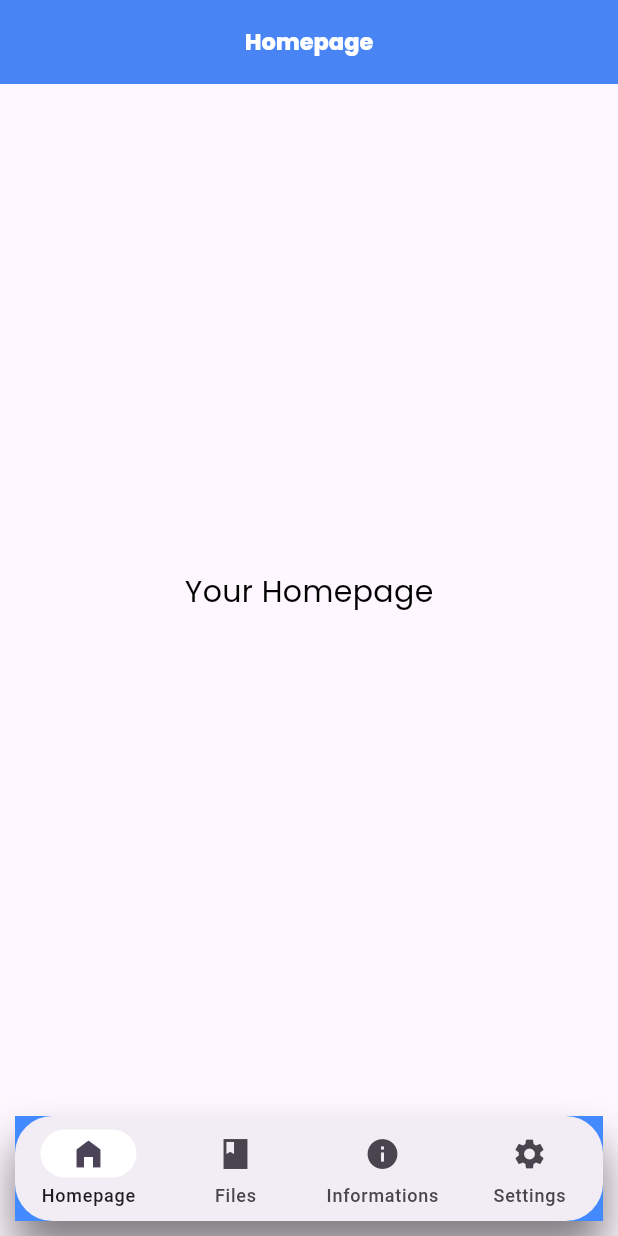
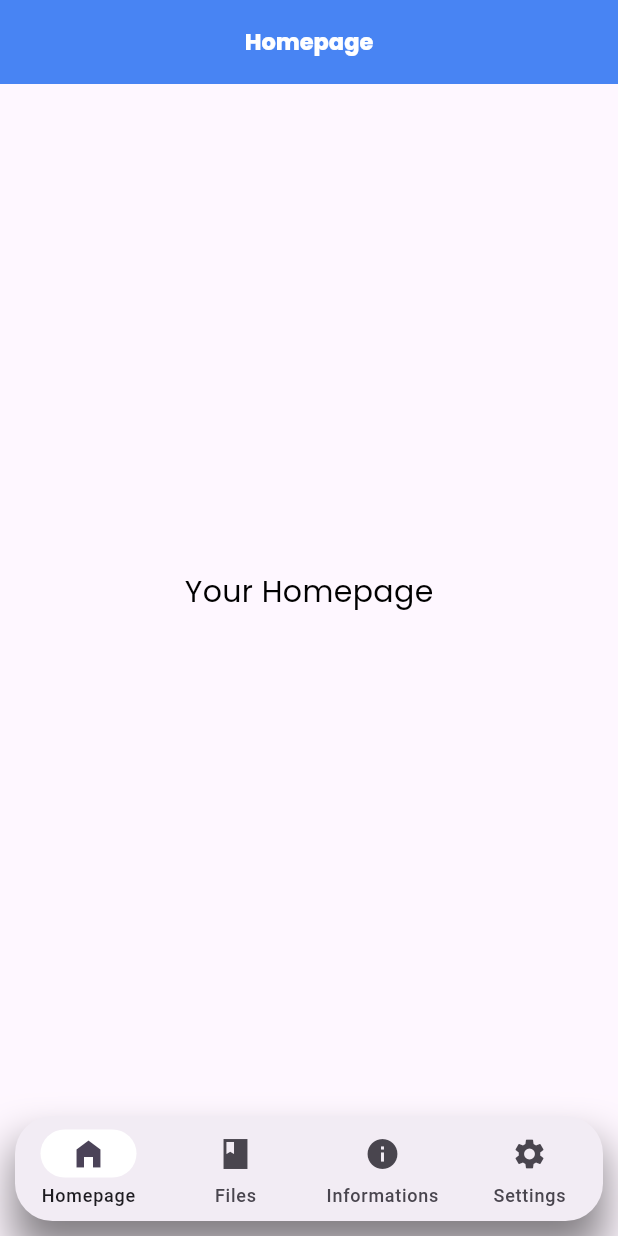
Before and after one commit to josoavj/navbar_custom, a Flutter app: the screen it shows after launch, on a phone screen of 412 x 824 dp. Run offline on Flutter 3.47's test engine with Material 3 defaults, Android fonts, the phone set to English and light mode, and no system bars; our stand-ins replace google_fonts.

Commit message:
Maj Homepage

```diff
--- a/lib/Pages/Homepage.dart
+++ b/lib/Pages/Homepage.dart
@@ -33,7 +33,6 @@ class Homepage extends StatelessWidget{
       bottomNavigationBar: Container(
         margin: const EdgeInsets.symmetric(horizontal: 10, vertical: 10),
         decoration: BoxDecoration(
-          color: Colors.blueAccent,
           boxShadow: [
           BoxShadow(
               color: Colors.black.withOpacity(0.5),
```
